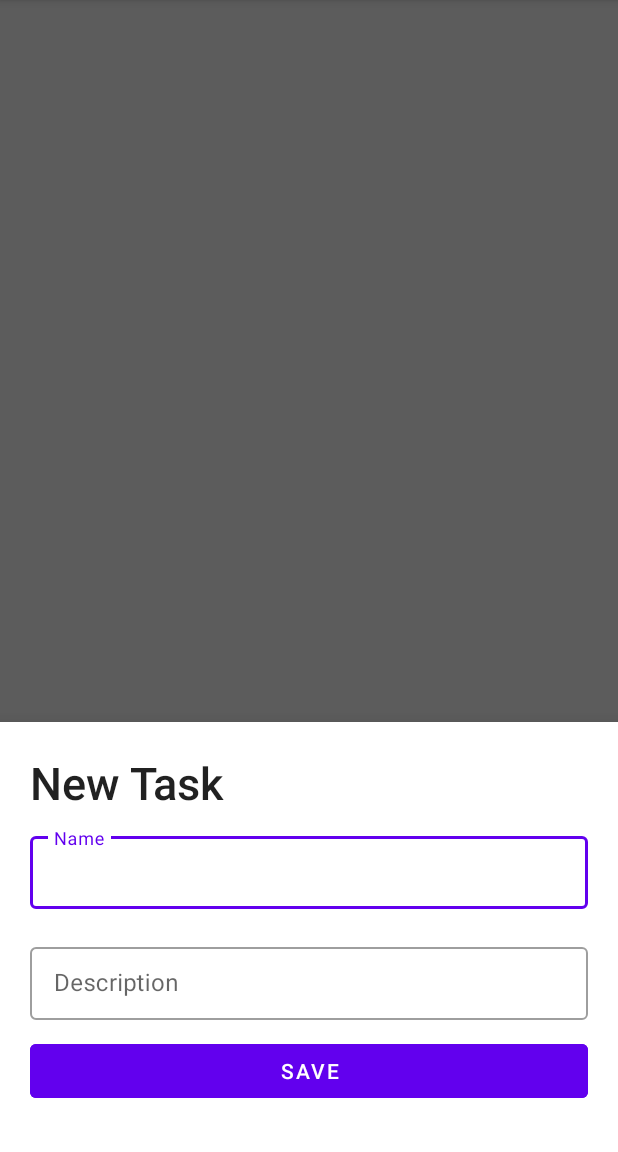
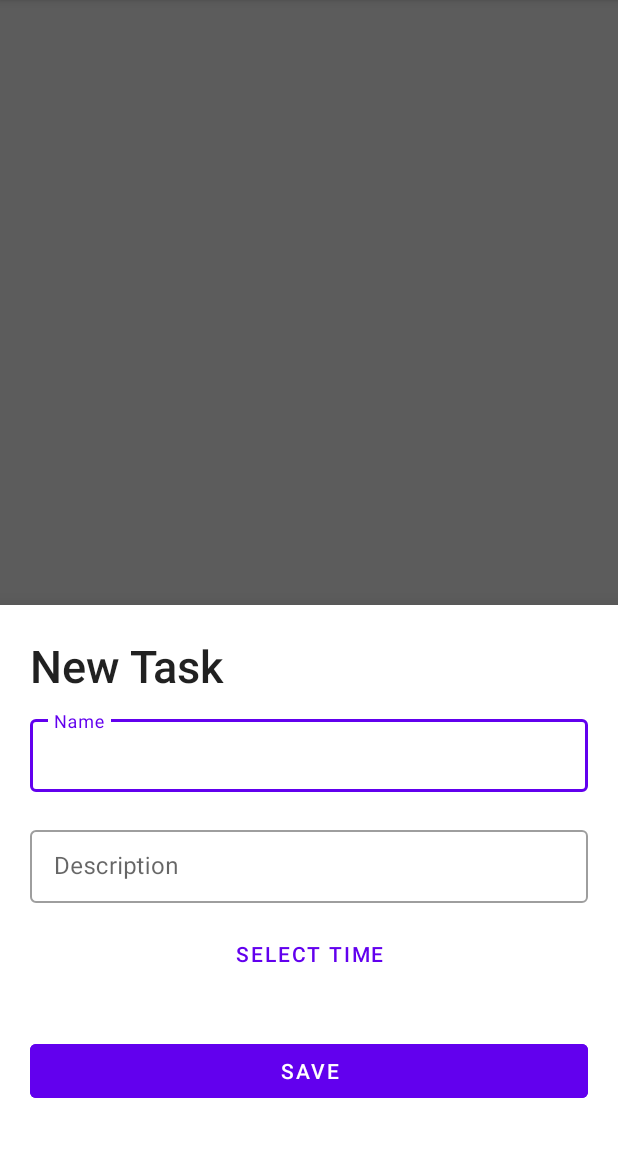
Before and after one commit to zhavei/SimpleBottomSheet, an Android app: the screen it shows after launch (MainActivity), after a tap on an icon or button, on a phone screen of 412 x 824 dp, the part 84-1236 px from its top. Run offline under Robolectric (Android 15) with nearby library versions, the phone set to English and light mode, and no system bars.

Commit message:
open time picker

```diff
--- a/app/src/main/java/com/syafei/simplebottomsheet/ui/MainActivity.kt
+++ b/app/src/main/java/com/syafei/simplebottomsheet/ui/MainActivity.kt
@@ -1,14 +1,17 @@
 package com.syafei.simplebottomsheet.ui
 
+import android.os.Build
 import android.os.Bundle
+import androidx.annotation.RequiresApi
 import androidx.appcompat.app.AppCompatActivity
 import androidx.constraintlayout.widget.ConstraintLayout
 import androidx.lifecycle.ViewModelProvider
 import androidx.recyclerview.widget.LinearLayoutManager
 import com.google.android.material.bottomsheet.BottomSheetBehavior
+import com.syafei.simplebottomsheet.data.TaskItem
 import com.syafei.simplebottomsheet.databinding.ActivityMainBinding
 
-class MainActivity : AppCompatActivity() {
+class MainActivity : AppCompatActivity(), TaskItemClickListener {
 
     private lateinit var bottomSheetBehavior: BottomSheetBehavior<ConstraintLayout>
     private lateinit var binding: ActivityMainBinding
@@ -25,6 +28,7 @@ class MainActivity : AppCompatActivity() {
 
         binding.newTaskButton.setOnClickListener {
 
+            //fragment bottomSheet showing up
             NewTaskSheetFragment(null).show(supportFragmentManager, NewTaskSheetFragment.TAG)
         }
 
@@ -42,14 +46,23 @@ class MainActivity : AppCompatActivity() {
     }
 
     private fun setupRecyclerView() {
-        val mainActivity = this
+        val mainActivity = this@MainActivity
         taskViewModel.taskItems.observe(mainActivity) {
             binding.toDoListRecyclerview.apply {
                 layoutManager = LinearLayoutManager(applicationContext)
-                adapter = TaskItemAdapter(it)
+                adapter = TaskItemAdapter(it, mainActivity)
 
             }
         }
 
     }
+
+    override fun editTaskItemClicked(taskItem: TaskItem) {
+        NewTaskSheetFragment(taskItem).show(supportFragmentManager, NewTaskSheetFragment.TAG)
+    }
+
+    @RequiresApi(Build.VERSION_CODES.O)
+    override fun completeTaskItemClicked(taskItem: TaskItem) {
+        taskViewModel.setCompleted(taskItem)
+    }
 }
--- a/app/src/main/java/com/syafei/simplebottomsheet/ui/NewTaskSheetFragment.kt
+++ b/app/src/main/java/com/syafei/simplebottomsheet/ui/NewTaskSheetFragment.kt
@@ -1,15 +1,18 @@
 package com.syafei.simplebottomsheet.ui
 
+import android.os.Build
 import android.os.Bundle
 import android.text.Editable
 import android.view.LayoutInflater
 import android.view.View
 import android.view.ViewGroup
 import android.widget.Toast
+import androidx.annotation.RequiresApi
 import androidx.lifecycle.ViewModelProvider
 import com.google.android.material.bottomsheet.BottomSheetDialogFragment
 import com.syafei.simplebottomsheet.data.TaskItem
 import com.syafei.simplebottomsheet.databinding.FragmentNewTaskSheetBinding
+import java.time.LocalTime
 
 
 class NewTaskSheetFragment(var taskItem: TaskItem?) : BottomSheetDialogFragment() {
@@ -18,6 +21,7 @@ class NewTaskSheetFragment(var taskItem: TaskItem?) : BottomSheetDialogFragment(
     private val binding get() = _binding!!
 
     private lateinit var taskViewModel: TaskViewModel
+    private var dueTime: LocalTime? = null
 
     override fun onCreateView(
         inflater: LayoutInflater, container: ViewGroup?,
@@ -28,6 +32,7 @@ class NewTaskSheetFragment(var taskItem: TaskItem?) : BottomSheetDialogFragment(
         return binding.root
     }
 
+    @RequiresApi(Build.VERSION_CODES.O)
     override fun onViewCreated(view: View, savedInstanceState: Bundle?) {
         super.onViewCreated(view, savedInstanceState)
         val activity = requireActivity()
@@ -35,7 +40,10 @@ class NewTaskSheetFragment(var taskItem: TaskItem?) : BottomSheetDialogFragment(
 
         binding.saveButton.setOnClickListener {
             saveAction()
+        }
 
+        binding.btnTimePicker.setOnClickListener {
+            openTimePicker()
         }
 
         if (taskItem != null) {
@@ -43,10 +51,21 @@ class NewTaskSheetFragment(var taskItem: TaskItem?) : BottomSheetDialogFragment(
             val editable = Editable.Factory.getInstance()
             binding.etName.text = editable.newEditable(taskItem?.name)
             binding.etDesc.text = editable.newEditable(taskItem?.desc)
+
+            if (taskItem?.dueTime != null) {
+                dueTime = taskItem?.dueTime
+                updateTimeButtonText()
+            }
+
         } else {
             binding.taskTitle.text = "New Task"
         }
 
+    }
+
+    @RequiresApi(Build.VERSION_CODES.O)
+    private fun updateTimeButtonText() {
+        binding.btnTimePicker.text = String.format("%02d:%02d", dueTime?.hour, dueTime?.minute)
     }
 
     private fun saveAction() {
--- a/app/src/main/java/com/syafei/simplebottomsheet/ui/TaskItemAdapter.kt
+++ b/app/src/main/java/com/syafei/simplebottomsheet/ui/TaskItemAdapter.kt
@@ -1,22 +1,26 @@
 package com.syafei.simplebottomsheet.ui
 
+import android.os.Build
 import android.view.LayoutInflater
 import android.view.ViewGroup
+import androidx.annotation.RequiresApi
 import androidx.recyclerview.widget.RecyclerView
 import com.syafei.simplebottomsheet.data.TaskItem
 import com.syafei.simplebottomsheet.databinding.TaskItemCellBinding
 
 class TaskItemAdapter(
-    private val taskItem: List<TaskItem>
+    private val taskItem: List<TaskItem>,
+    private val clickListener: TaskItemClickListener
 ) : RecyclerView.Adapter<TaksItemViewHolder>() {
 
 
     override fun onCreateViewHolder(parent: ViewGroup, viewType: Int): TaksItemViewHolder {
         val from = LayoutInflater.from(parent.context)
         val binding = TaskItemCellBinding.inflate(from, parent, false)
-        return TaksItemViewHolder(parent.context, binding)
+        return TaksItemViewHolder(parent.context, binding, clickListener)
     }
 
+    @RequiresApi(Build.VERSION_CODES.O)
     override fun onBindViewHolder(holder: TaksItemViewHolder, position: Int) {
         holder.bindTaskItem(taskItem[position])
     }
--- /dev/null
+++ b/app/src/main/java/com/syafei/simplebottomsheet/ui/TaskItemClickListener.kt
@@ -0,0 +1,9 @@
+package com.syafei.simplebottomsheet.ui
+
+import com.syafei.simplebottomsheet.data.TaskItem
+
+interface TaskItemClickListener {
+
+    fun editTaskItemClicked(taskItem: TaskItem)
+    fun completeTaskItemClicked(taskItem: TaskItem)
+}
--- a/app/src/main/res/layout/fragment_new_task_sheet.xml
+++ b/app/src/main/res/layout/fragment_new_task_sheet.xml
@@ -47,6 +47,15 @@
     </com.google.android.material.textfield.TextInputLayout>
 
     <com.google.android.material.button.MaterialButton
+        android:id="@+id/btn_time_picker"
+        android:layout_width="match_parent"
+        android:layout_height="wrap_content"
+        android:layout_marginHorizontal="20dp"
+        android:gravity="center"
+        android:text="Select Time"
+        android:layout_marginBottom="30dp"/>
+
+    <com.google.android.material.button.MaterialButton
         android:id="@+id/save_button"
         android:layout_width="match_parent"
         android:layout_height="wrap_content"
```
Also changed, not shown: app/src/main/java/com/syafei/simplebottomsheet/data/TaskItem.kt (+11 -1 lines), app/src/main/java/com/syafei/simplebottomsheet/ui/TaksItemViewHolder.kt (+34 -1 lines).
